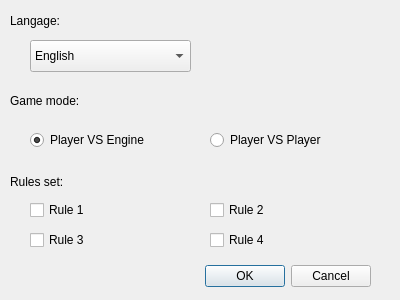
First picture: the form in GUI/dialog.ui, repository abassibe/Gomoku, before the edit.
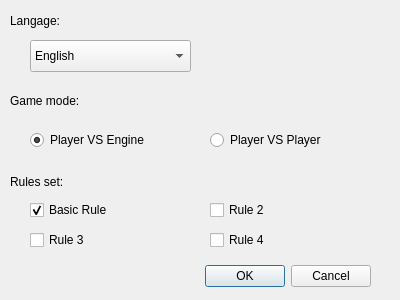
Second picture: the form after the edit.

Diff of the .ui file:
```diff
--- a/GUI/dialog.ui
+++ b/GUI/dialog.ui
@@ -142,7 +142,13 @@
     </rect>
    </property>
    <property name="text">
-    <string>Rule 1</string>
+    <string>Basic Rule</string>
+   </property>
+   <property name="checkable">
+    <bool>true</bool>
+   </property>
+   <property name="checked">
+    <bool>true</bool>
    </property>
   </widget>
   <widget class="QCheckBox" name="ruleCheckbox2">
```
